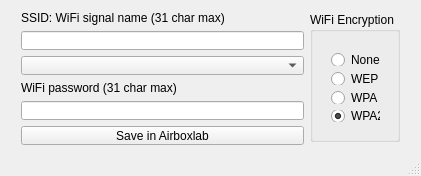
Old version of the form mainwindow.ui in the repository airboxlab/WifiConfigTool.
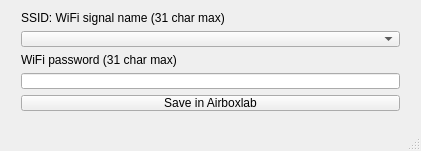
New version of the form.

Commit message: Fully working automatic SSID and Encryption detection

What changed in the file:
```diff
--- a/mainwindow.ui
+++ b/mainwindow.ui
@@ -7,19 +7,19 @@
     <x>0</x>
     <y>0</y>
     <width>421</width>
-    <height>176</height>
+    <height>151</height>
    </rect>
   </property>
   <property name="minimumSize">
    <size>
     <width>421</width>
-    <height>176</height>
+    <height>151</height>
    </size>
   </property>
   <property name="maximumSize">
    <size>
     <width>421</width>
-    <height>176</height>
+    <height>151</height>
    </size>
   </property>
   <property name="windowTitle">
@@ -32,7 +32,7 @@
       <x>10</x>
       <y>0</y>
       <width>401</width>
-      <height>155</height>
+      <height>121</height>
      </rect>
     </property>
     <layout class="QVBoxLayout" name="verticalLayout_3">
@@ -47,13 +47,6 @@
            </property>
           </widget>
          </item>
-         <item>
-          <widget class="QLineEdit" name="ssid">
-           <property name="maxLength">
-            <number>31</number>
-           </property>
-          </widget>
-         </item>
          <item>
           <widget class="QComboBox" name="comboBox"/>
          </item>
@@ -80,62 +73,6 @@
          </item>
         </layout>
        </item>
-       <item>
-        <widget class="QGroupBox" name="encryption">
-         <property name="maximumSize">
-          <size>
-           <width>90</width>
-           <height>130</height>
-          </size>
-         </property>
-         <property name="title">
-          <string>WiFi Encryption</string>
-         </property>
-         <widget class="QWidget" name="layoutWidget">
-          <property name="geometry">
-           <rect>
-            <x>10</x>
-            <y>30</y>
-            <width>71</width>
-            <height>91</height>
-           </rect>
-          </property>
-          <layout class="QVBoxLayout" name="verticalLayout_2">
-           <item>
-            <widget class="QRadioButton" name="None">
-             <property name="text">
-              <string>None</string>
-             </property>
-            </widget>
-           </item>
-           <item>
-            <widget class="QRadioButton" name="WEP">
-             <property name="text">
-              <string>WEP</string>
-             </property>
-            </widget>
-           </item>
-           <item>
-            <widget class="QRadioButton" name="WPA">
-             <property name="text">
-              <string>WPA</string>
-             </property>
-            </widget>
-           </item>
-           <item>
-            <widget class="QRadioButton" name="WPA2">
-             <property name="text">
-              <string>WPA2</string>
-             </property>
-             <property name="checked">
-              <bool>true</bool>
-             </property>
-            </widget>
-           </item>
-          </layout>
-         </widget>
-        </widget>
-       </item>
       </layout>
      </item>
     </layout>
```
The commit also changes 3 other files.
